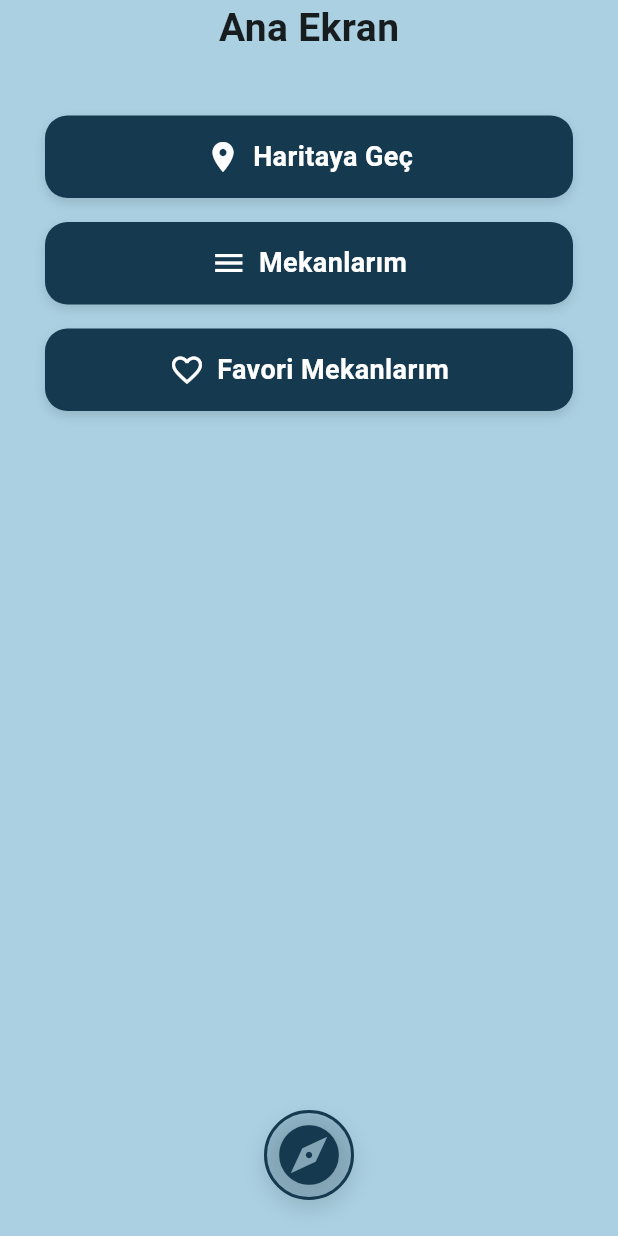
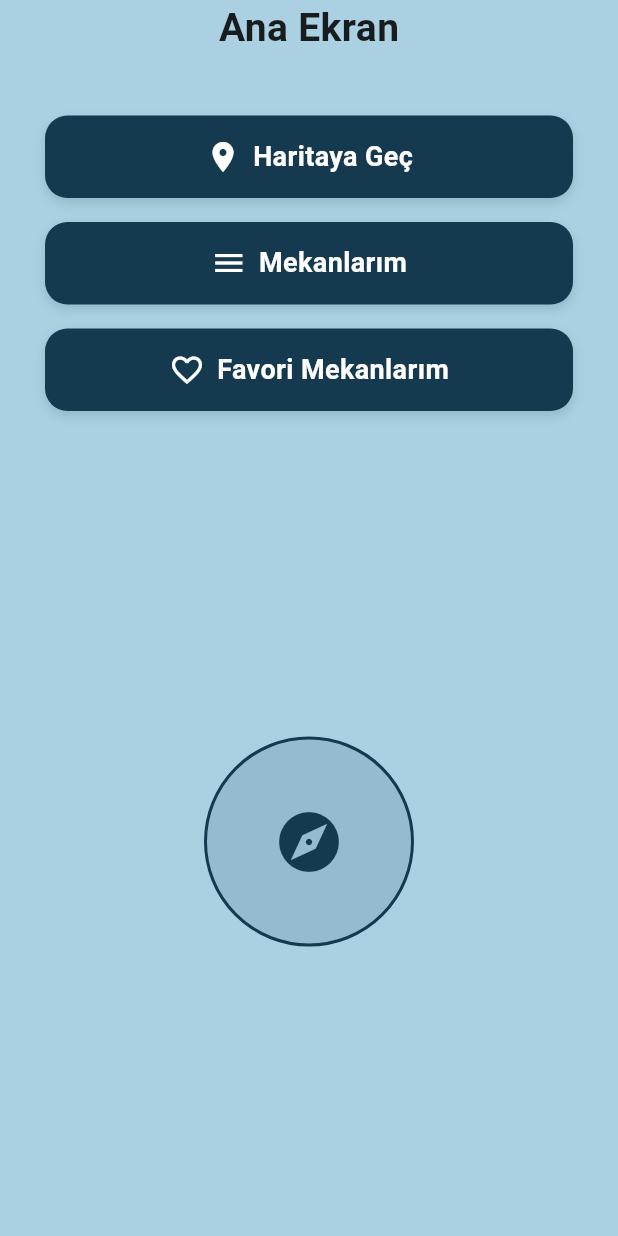
Before and after one commit to ozdogrumerve/Spotly, a Flutter app: the HomePage screen opened directly, on a phone screen of 412 x 824 dp. Run offline on Flutter 3.47's test engine with Material 3 defaults, Android fonts, the phone set to English and light mode, and no system bars; our stand-ins replace cloud_firestore, firebase_auth, firebase_core, flutter_dotenv, flutter_rating_bar, geolocator and 4 more; missing offline and left inert: flutter_polyline_points; accounts and stored records are empty; network calls fail; statements that could not run were skipped.

Commit message:
wheel style updated

```diff
--- a/lib/screens/homepage.dart
+++ b/lib/screens/homepage.dart
@@ -76,12 +76,12 @@ class HomePage extends StatelessWidget {
             ),
             //🔹 ÇARK
             Expanded(
-                    child: Align(
-                      alignment: Alignment.bottomCenter,
+              child: Center(
                 child: Padding(
-                        padding: const EdgeInsets.only(bottom: 24),
+                  padding: const EdgeInsets.only(top: 24),
                   child: SizedBox(
-                          height: 60,
+                    height: 140,
+                    width: 140,
                     child: DiscoveryWheel(),
                   ),
                 ),
--- a/lib/widgets/discovery_wheel.dart
+++ b/lib/widgets/discovery_wheel.dart
@@ -32,18 +32,11 @@ class _DiscoveryWheelState extends State<DiscoveryWheel> {
           height: 180,
           decoration: BoxDecoration(
             shape: BoxShape.circle,
-            color: theme.colorScheme.primary.withOpacity(0.15),
+            color: theme.colorScheme.primary.withAlpha(35),
             border: Border.all(
               color: theme.colorScheme.primary,
               width: 2,
             ),
-            boxShadow: const [
-              BoxShadow(
-                color: Colors.black12,
-                blurRadius: 12,
-                offset: Offset(0, 6),
-              ),
-            ],
           ),
           child: const Center(
             child: Icon(
```
Lines whose indentation alone changed are shown as unchanged.
